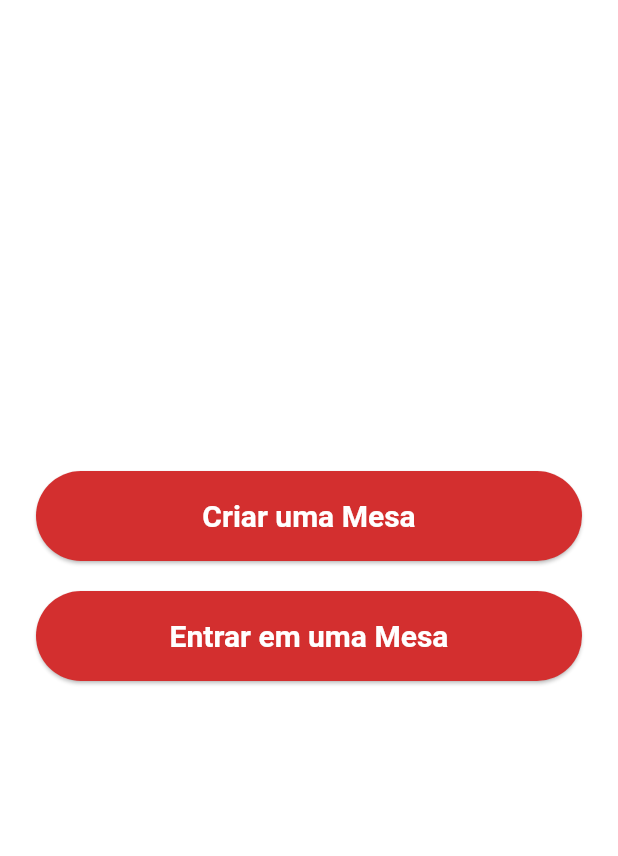
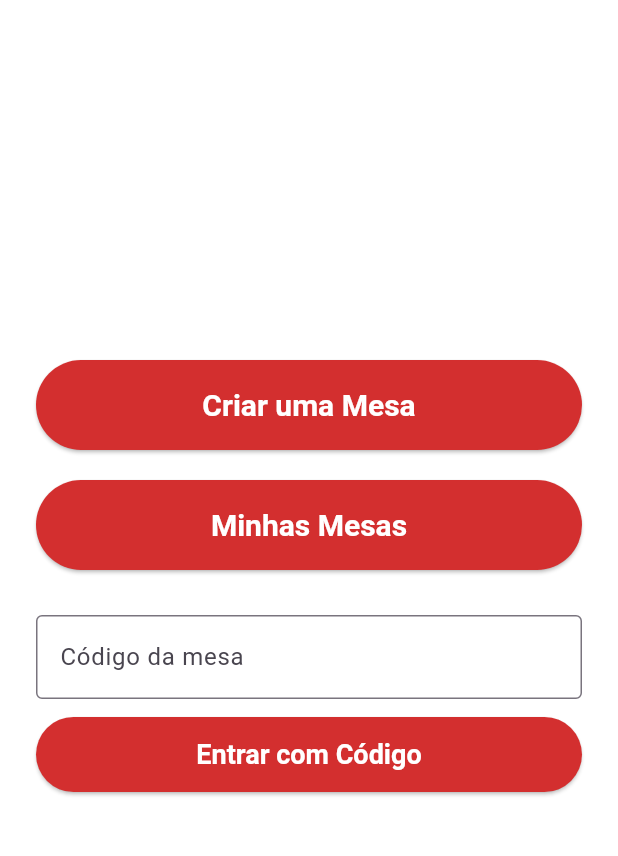
Before and after one commit to JoouJoou/MeuRPG, a Flutter app: the HomeScreen screen opened directly with empty values, on a phone screen of 412 x 824 dp, the part 84-940 px from its top. Run offline on Flutter 3.47's test engine with Material 3 defaults, Android fonts, the light colour scheme and no system bars; our stand-ins replace cloud_firestore, firebase_auth, firebase_core; accounts and stored records are empty.

Commit message:
Feat: Alterações na Home

```diff
--- a/meurpg/lib/presentation/screens/home/home_screen.dart
+++ b/meurpg/lib/presentation/screens/home/home_screen.dart
@@ -11,6 +11,7 @@ class HomeScreen extends StatefulWidget {
 
 class _HomeScreenState extends State<HomeScreen> {
   String selectedAvatar = 'avatar1.png';
+  final TextEditingController _codigoController = TextEditingController();
 
   void _selectAvatar() async {
     final avatars = [
@@ -51,9 +52,24 @@ class _HomeScreenState extends State<HomeScreen> {
   }
 
   void _openProfileSettings() {
-    // Aqui depois vamos navegar para a tela de configurações do perfil
     ScaffoldMessenger.of(context).showSnackBar(
       const SnackBar(content: Text('Tela de perfil em construção')),
+    );
+  }
+
+  void _entrarComCodigo() {
+    final codigo = _codigoController.text.trim();
+
+    if (codigo.isEmpty) {
+      ScaffoldMessenger.of(
+        context,
+      ).showSnackBar(const SnackBar(content: Text('Digite um código válido.')));
+      return;
+    }
+
+    // Aqui você vai fazer a lógica para validar e entrar na mesa com o código
+    ScaffoldMessenger.of(context).showSnackBar(
+      SnackBar(content: Text('Entrando na mesa com código: $codigo')),
     );
   }
 
@@ -104,7 +120,7 @@ class _HomeScreenState extends State<HomeScreen> {
                 ),
               ),
               onPressed: () {
-                // Aqui depois navegamos para criar mesa
+                // Navegar para criar uma mesa
               },
               child: const Text('Criar uma Mesa'),
             ),
@@ -120,9 +136,31 @@ class _HomeScreenState extends State<HomeScreen> {
                 ),
               ),
               onPressed: () {
-                // Aqui depois navegamos para entrar em uma mesa
+                // Navegar para "Minhas Mesas"
               },
-              child: const Text('Entrar em uma Mesa'),
+              child: const Text('Minhas Mesas'),
+            ),
+            const SizedBox(height: 30),
+            TextField(
+              controller: _codigoController,
+              decoration: const InputDecoration(
+                labelText: 'Código da mesa',
+                border: OutlineInputBorder(),
+              ),
+            ),
+            const SizedBox(height: 12),
+            ElevatedButton(
+              style: ElevatedButton.styleFrom(
+                backgroundColor: Colors.red.shade700,
+                foregroundColor: Colors.white,
+                minimumSize: const Size.fromHeight(50),
+                textStyle: const TextStyle(
+                  fontSize: 18,
+                  fontWeight: FontWeight.bold,
+                ),
+              ),
+              onPressed: _entrarComCodigo,
+              child: const Text('Entrar com Código'),
             ),
           ],
         ),
```
